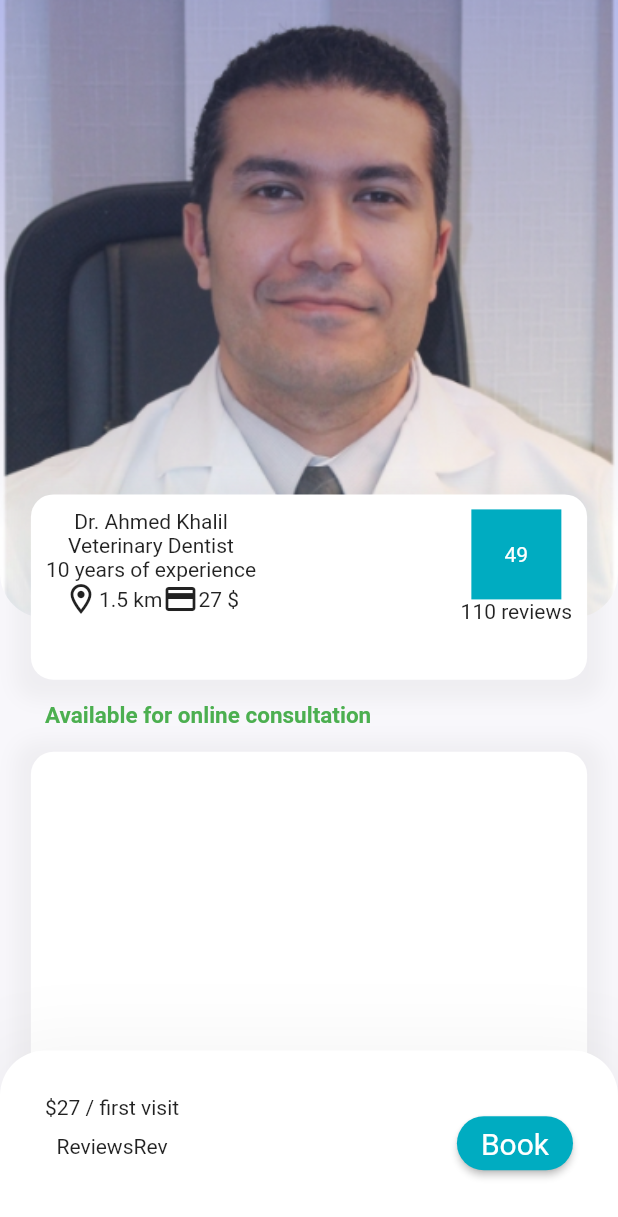
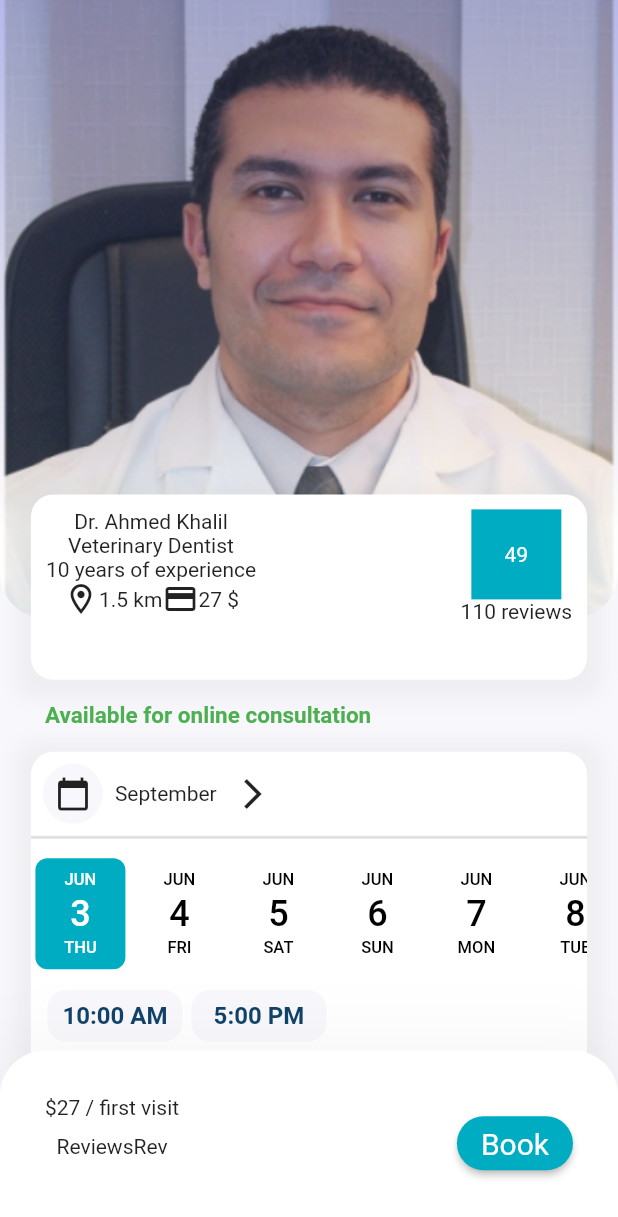
Before and after one commit to AhmedElbasha97/Pet-Hub, a Flutter app: the screen it shows after launch, on a phone screen of 412 x 824 dp. Shown: the top 1217 px of the screen. Run offline on Flutter 3.47's test engine with Material 2 defaults, Android fonts, the light colour scheme and no system bars; drawn by our look-alikes of date_picker_timeline; our stand-ins replace font_awesome_flutter; missing offline and left inert: searchable_dropdown.

Commit message:
Add - Booking Date Picker

```diff
--- /dev/null
+++ b/lib/UI/doctor_booking_screen/date_picker_booking_comp.dart
@@ -0,0 +1,103 @@
+import 'package:date_picker_timeline/date_picker_timeline.dart';
+import 'package:flutter/cupertino.dart';
+import 'package:flutter/material.dart';
+import 'package:pet_hub/widgets/hour_picker_widget.dart';
+
+class DatePickerComp extends StatefulWidget {
+  final mediaQuery;
+  DatePickerComp(this.mediaQuery);
+  @override
+  _DatePickerCompState createState() => _DatePickerCompState();
+}
+
+class _DatePickerCompState extends State<DatePickerComp> {
+  DateTime _selectedDay;
+  String _selectedHour;
+  DatePickerController _controller = DatePickerController();
+  @override
+  Widget build(BuildContext context) {
+    return Center(
+      child: Container(
+          height: widget.mediaQuery.height * 0.30,
+          width: widget.mediaQuery.width * 0.9,
+          decoration: BoxDecoration(
+            boxShadow: [
+              BoxShadow(
+                color: Colors.grey.withOpacity(0.1),
+                spreadRadius: 10,
+                blurRadius: 10,
+                offset: Offset(0, 3), // changes position of shadow
+              ),
+            ],
+            color: Colors.white,
+            borderRadius: BorderRadius.all(Radius.circular(15.0)),
+          ),
+          child: Column(
+            children: [
+              Row(
+                children: [
+                  Padding(
+                    padding: const EdgeInsets.all(8.0),
+                    child: Container(
+                      height: 40,
+                      width: 40,
+                      decoration: BoxDecoration(
+                        shape: BoxShape.circle,
+                        color: Color(0xFFF8F7FB),
+                      ),
+                      child: Icon(Icons.calendar_today),
+                    ),
+                  ),
+                  Text('September'),
+                  IconButton(
+                      icon: Icon(Icons.arrow_forward_ios), onPressed: () {})
+                ],
+              ),
+              Container(
+                width: double.infinity,
+                height: 2,
+                color: Colors.grey[300],
+              ),
+              SizedBox(
+                height: 10,
+              ),
+              Column(
+                mainAxisAlignment: MainAxisAlignment.center,
+                children: <Widget>[
+                  DatePicker(
+                    DateTime.now(),
+                    initialSelectedDate: DateTime.now(),
+                    selectionColor: Theme.of(context).accentColor,
+                    selectedTextColor: Colors.white,
+                    inactiveDates: [
+                      DateTime.now().add(Duration(days: 3)),
+                      DateTime.now().add(Duration(days: 4)),
+                      DateTime.now().add(Duration(days: 7))
+                    ],
+                    onDateChange: (date) {
+                      // New date selected
+                      setState(() {
+                        _selectedDay = date;
+                      });
+                    },
+                  ),
+                  Padding(
+                    padding: const EdgeInsets.all(8.0),
+                    child: HourPicker(
+                      height: 40.0,
+                      width: 90.0,
+                      callback: (val) {
+                        setState(() {
+                          _selectedHour = val;
+                        });
+                      },
+                      availableHours: ["10:00 AM", "5:00 PM"],
+                    ),
+                  )
+                ],
+              ),
+            ],
+          )),
+    );
+  }
+}
--- a/lib/UI/doctor_booking_screen/doctor_booking_profile.dart
+++ b/lib/UI/doctor_booking_screen/doctor_booking_profile_screen.dart
@@ -1,5 +1,6 @@
 import 'package:flutter/material.dart';
 import 'package:pet_hub/UI/doctor_booking_screen/bottom_booking_button_widget.dart';
+import 'package:pet_hub/UI/doctor_booking_screen/date_picker_booking_comp.dart';
 import 'package:pet_hub/UI/doctor_booking_screen/doctor_image_info_stack_widget.dart';
 
 class DoctorBookingProfile extends StatelessWidget {
@@ -32,24 +33,7 @@ class DoctorBookingProfile extends StatelessWidget {
                           color: Colors.green),
                     ),
                   ),
-                  Center(
-                    child: Container(
-                      height: mediaQuery.height * 0.30,
-                      width: mediaQuery.width * 0.9,
-                      decoration: BoxDecoration(
-                        boxShadow: [
-                          BoxShadow(
-                            color: Colors.grey.withOpacity(0.1),
-                            spreadRadius: 10,
-                            blurRadius: 10,
-                            offset: Offset(0, 3), // changes position of shadow
-                          ),
-                        ],
-                        color: Colors.white,
-                        borderRadius: BorderRadius.all(Radius.circular(15.0)),
-                      ),
-                    ),
-                  )
+                  DatePickerComp(mediaQuery),
                 ],
               ),
             ),
--- a/lib/main.dart
+++ b/lib/main.dart
@@ -1,8 +1,6 @@
 import 'package:flutter/cupertino.dart';
 import 'package:flutter/material.dart';
-import 'package:pet_hub/UI/doctor_booking_screen/doctor_booking_profile.dart';
-
-import 'UI/add_pet_screen/add_pet_screen.dart';
+import 'package:pet_hub/UI/doctor_booking_screen/doctor_booking_profile_screen.dart';
 
 void main() {
   runApp(MyApp());
@@ -16,7 +14,7 @@ class MyApp extends StatelessWidget {
       theme: ThemeData(
         // Define the default brightness and colors.
         // brightness: Brightness.dark,
-        primaryColor: Colors.lightBlue[800],
+        primaryColor: Color(0xFF0D3F67),
         accentColor: Colors.cyan[600],
 
         // // Define the default font family.
--- /dev/null
+++ b/lib/widgets/hour_picker_item_widget.dart
@@ -0,0 +1,53 @@
+import 'package:flutter/material.dart';
+
+class HourItem extends StatefulWidget {
+  final height;
+  final width;
+  final callback;
+  final tc;
+  final String availableHour;
+  HourItem(
+      {this.height,
+      this.availableHour,
+      this.width,
+      this.callback,
+      this.tc = true});
+
+  @override
+  _HourItemState createState() => _HourItemState();
+}
+
+class _HourItemState extends State<HourItem> {
+  @override
+  Widget build(BuildContext context) {
+    return InkWell(
+      onTap: () {
+        widget.callback(widget.availableHour);
+      },
+      child: Container(
+        height: widget.height,
+        width: widget.width,
+        margin: EdgeInsets.all(3.0),
+        decoration: BoxDecoration(
+          borderRadius: BorderRadius.all(Radius.circular(12.0)),
+          color: widget.tc ? Color(0xFFF8F7FB) : Theme.of(context).accentColor,
+        ),
+        child: Align(
+          alignment: Alignment.center,
+          child: Padding(
+            padding: const EdgeInsets.all(3.0),
+            child: Text(
+              widget.availableHour ?? '',
+              style: TextStyle(
+                  color:
+                      widget.tc ? Theme.of(context).primaryColor : Colors.white,
+                  fontSize: 16,
+                  fontWeight: FontWeight.bold),
+              textAlign: TextAlign.center,
+            ),
+          ),
+        ),
+      ),
+    );
+  }
+}
--- /dev/null
+++ b/lib/widgets/hour_picker_widget.dart
@@ -0,0 +1,66 @@
+import 'package:flutter/material.dart';
+import 'package:pet_hub/widgets/hour_picker_item_widget.dart';
+
+class HourPicker extends StatefulWidget {
+  final height;
+  final width;
+  final callback;
+  final List availableHours;
+  HourPicker({this.height, this.availableHours, this.width, this.callback});
+
+  @override
+  _HourPickerState createState() => _HourPickerState();
+}
+
+class _HourPickerState extends State<HourPicker> {
+  ScrollController _controller = ScrollController();
+  var tc = true;
+  var selectedIndex;
+
+  Map<String, dynamic> tcList;
+
+  void changeColor(index) {}
+
+  @override
+  Widget build(BuildContext context) {
+    return Container(
+      height: widget.height,
+      child: ListView.builder(
+        itemCount: widget.availableHours.length,
+        scrollDirection: Axis.horizontal,
+        controller: _controller,
+        itemBuilder: (context, index) {
+          return (index != selectedIndex)
+              ? HourItem(
+                  width: widget.width,
+                  height: widget.height,
+                  availableHour: widget.availableHours[index],
+                  tc: true,
+                  callback: (val) {
+                    widget.callback(val);
+                    setState(() {
+                      selectedIndex = widget.availableHours
+                          .indexWhere((element) => element == val);
+                    });
+                  },
+                )
+              : HourItem(
+                  width: widget.width,
+                  height: widget.height,
+                  availableHour: widget.availableHours[index],
+                  tc: false,
+                  callback: (val) {
+                    widget.callback(val);
+                    setState(
+                      () {
+                        selectedIndex = widget.availableHours
+                            .indexWhere((element) => element == val);
+                      },
+                    );
+                  },
+                );
+        },
+      ),
+    );
+  }
+}
--- a/pubspec.yaml
+++ b/pubspec.yaml
@@ -33,6 +33,7 @@ dependencies:
   font_awesome_flutter: ^9.0.0
   intl: ^0.17.0
   searchable_dropdown: ^1.1.3
+  date_picker_timeline: ^1.2.3
 
 dev_dependencies:
   flutter_test:
```
Also changed, not shown: pubspec.lock.
